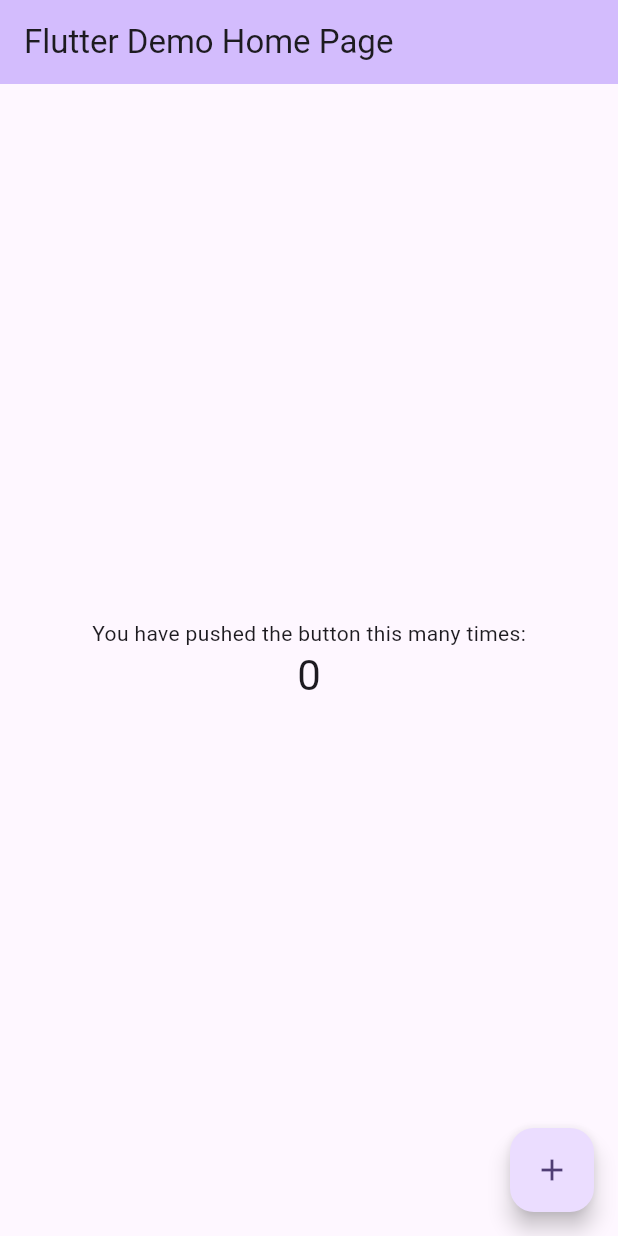
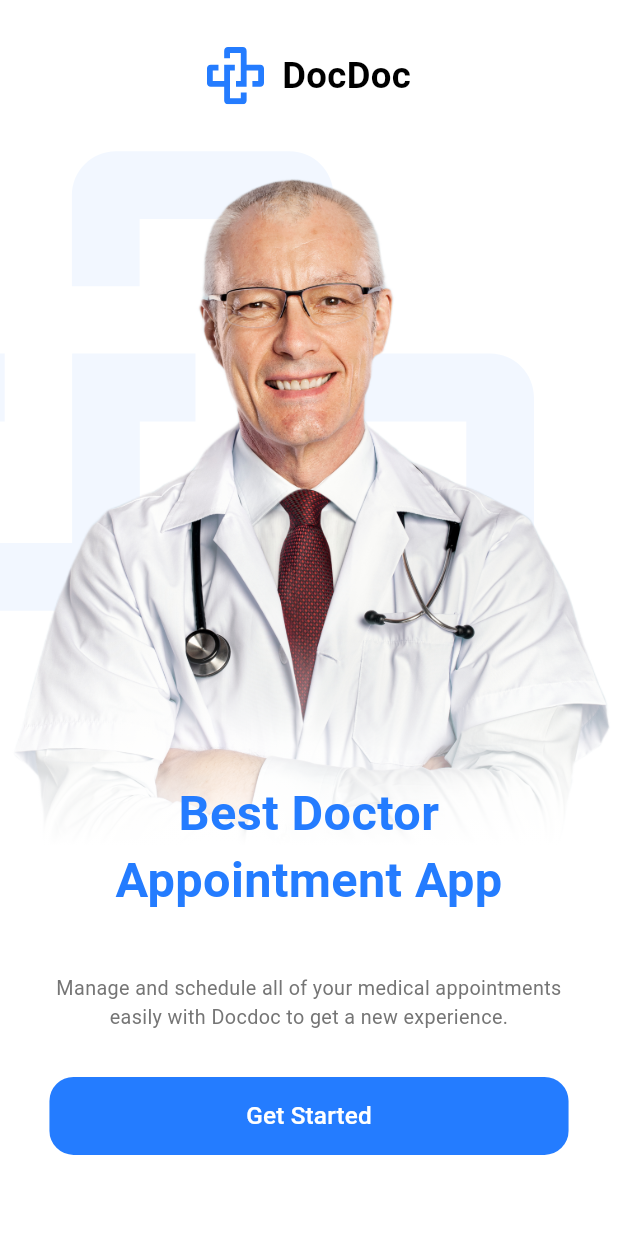
Before and after one commit to mohsen1907/flutter_advanced_reference, a Flutter app: the screen it shows after launch, on a phone screen of 412 x 824 dp. Run offline on Flutter 3.47's test engine with Material 3 defaults, Android fonts, the phone set to English and light mode, and no system bars; our stand-ins replace flutter_screenutil, flutter_svg.

Commit message:
-added images and svgs folders for assets. -added flutter_svg & added flutter_screenutil. -made a file for doc app client. -added Navigation extension. -added routing folder that contains router class and router file. -added colors and text styles. -added onboarding screen.

```diff
--- /dev/null
+++ b/lib/core/helpers/extensions.dart
@@ -0,0 +1,17 @@
+import 'package:flutter/material.dart';
+
+extension Navigation on BuildContext {
+  void navigateTo(String routeName) {
+    Navigator.of(this).pushNamed(routeName);
+  }
+  void navigateToAndRemoveUntil(String routeName) {
+    Navigator.of(this).pushNamedAndRemoveUntil(routeName, (route) => false);
+  }
+  void navigateToAndReplace(String routeName) {
+    Navigator.of(this).pushReplacementNamed(routeName);
+  }
+  void pop () => Navigator.of(this).pop();
+
+
+
+}
--- /dev/null
+++ b/lib/core/routing/app_router.dart
@@ -0,0 +1,22 @@
+import 'package:flutter/material.dart';
+import 'package:flutter_advanced_reference/core/routing/routes.dart';
+
+import '../../features/login/ui/login_screen.dart';
+import '../../features/onboarding/onboarding_screen.dart';
+
+class AppRouter{
+  Route generateRoute(RouteSettings settings){
+    switch(settings.name){
+      case Routes.onBoardingScreen:
+        return MaterialPageRoute(builder: (_) =>  const OnBoardingScreen());
+      case Routes.loginScreen:
+        return MaterialPageRoute(builder: (_) => const LoginScreen());
+      default:
+        return MaterialPageRoute(builder: (_) => Scaffold(
+          body: Center(
+            child: Text('No route defined for ${settings.name}'),
+          ),
+        ));
+    }
+  }
+}
--- /dev/null
+++ b/lib/core/routing/routes.dart
@@ -0,0 +1,4 @@
+class Routes {
+  static const String onBoardingScreen = '/onBoardingScreen';
+  static const String loginScreen = '/loginScreen';
+}
--- /dev/null
+++ b/lib/core/theming/colors.dart
@@ -0,0 +1,11 @@
+
+
+import 'package:flutter/material.dart';
+
+class ColorsManager {
+  static const Color mainBlue = Color(0xFF247CFF);
+  static const Color grey = Color(0xFF757575);
+
+
+
+}
--- /dev/null
+++ b/lib/core/theming/styles.dart
@@ -0,0 +1,28 @@
+ import 'package:flutter/material.dart';
+import 'package:flutter_advanced_reference/core/theming/colors.dart';
+import 'package:flutter_screenutil/flutter_screenutil.dart';
+
+class TextStyles{
+  static  TextStyle font24BlackBold = TextStyle(
+    fontSize: 24.sp,
+    color: Colors.black,
+    fontWeight: FontWeight.bold
+  );
+  static TextStyle font32BlueBold = TextStyle(
+    fontSize: 32.sp,
+    color: ColorsManager.mainBlue,
+    fontWeight: FontWeight.bold
+  );
+  static TextStyle font13GreyRegular = TextStyle(
+    fontSize: 13.sp,
+    color: ColorsManager.grey,
+    fontWeight: FontWeight.normal
+  );
+
+  static TextStyle font16WhiteSemiBold = TextStyle(
+    fontSize: 16.sp,
+    color: Colors.white,
+    fontWeight: FontWeight.w500
+  );
+
+ }
--- /dev/null
+++ b/lib/doc_app.dart
@@ -0,0 +1,30 @@
+import 'package:flutter/material.dart';
+import 'package:flutter_advanced_reference/core/routing/app_router.dart';
+import 'package:flutter_advanced_reference/core/theming/colors.dart';
+import 'package:flutter_screenutil/flutter_screenutil.dart';
+
+import 'core/routing/routes.dart';
+
+class DocApp extends StatelessWidget {
+  final AppRouter appRouter;
+  const DocApp({super.key, required this.appRouter});
+
+  @override
+  Widget build(BuildContext context) {
+
+    return ScreenUtilInit(
+      designSize: const Size(375, 812),
+      minTextAdapt: true,
+      child: MaterialApp(
+        title: 'Doc App',
+        debugShowCheckedModeBanner: false,
+        theme: ThemeData(
+          primaryColor: ColorsManager.mainBlue,
+          scaffoldBackgroundColor: Colors.white
+        ),
+        onGenerateRoute: appRouter.generateRoute,
+        initialRoute: Routes.onBoardingScreen,
+      ),
+    );
+  }
+}
--- /dev/null
+++ b/lib/features/login/ui/login_screen.dart
@@ -0,0 +1,10 @@
+import 'package:flutter/material.dart';
+
+class LoginScreen extends StatelessWidget {
+  const LoginScreen({super.key});
+
+  @override
+  Widget build(BuildContext context) {
+    return const Placeholder();
+  }
+}
--- /dev/null
+++ b/lib/features/onboarding/onboarding_screen.dart
@@ -0,0 +1,44 @@
+import 'package:flutter/material.dart';
+import 'package:flutter_advanced_reference/features/onboarding/widgets/doc_image_and_text.dart';
+import 'package:flutter_advanced_reference/features/onboarding/widgets/doc_logo_and_name.dart';
+import 'package:flutter_advanced_reference/features/onboarding/widgets/get_started_buttton.dart';
+import 'package:flutter_screenutil/flutter_screenutil.dart';
+
+import '../../core/theming/styles.dart';
+
+class OnBoardingScreen extends StatelessWidget {
+  const OnBoardingScreen({super.key});
+  @override
+  Widget build(BuildContext context) {
+    return Scaffold(
+      body: SafeArea(
+        child: SingleChildScrollView(
+          child: Padding(
+            padding:  EdgeInsets.only(top: 30.h,bottom: 30.h),
+            child: Column(
+              children: [
+                const DocLogoAndName(),
+                SizedBox(height: 30.h,),
+                const DoctorImageAndText(),
+                SizedBox(height: 10.h,),
+                Padding(
+                  padding: EdgeInsets.symmetric(horizontal: 30.w),
+                  child: Column(children: [
+                    Text("Manage and schedule all of your medical appointments easily with Docdoc to get a new experience.",
+                    style: TextStyles.font13GreyRegular,
+                    textAlign: TextAlign.center,
+                    ),
+                    SizedBox(height: 30.h,),
+                    const GetStartedButton(),
+                  ],),
+                )
+
+
+              ],
+            ),
+          ),
+        )
+      )
+    );
+  }
+}
--- /dev/null
+++ b/lib/features/onboarding/widgets/doc_image_and_text.dart
@@ -0,0 +1,43 @@
+import 'package:flutter/material.dart';
+import 'package:flutter_svg/flutter_svg.dart';
+
+import '../../../core/theming/styles.dart';
+
+class DoctorImageAndText extends StatelessWidget {
+  const DoctorImageAndText({super.key});
+
+  @override
+  Widget build(BuildContext context) {
+    return Stack(
+      children:[
+      SvgPicture.asset("assets/svgs/docdoc_logo_low_opacity.svg"),
+      Container(
+        foregroundDecoration: BoxDecoration(
+          gradient: LinearGradient(
+            begin: Alignment.bottomCenter,
+            end: Alignment.topCenter,
+            colors: [
+              Colors.white,
+              Colors.white.withOpacity(0.0),
+            ],
+            stops: const [0.14, 0.4],
+          ),
+        ),
+        child:Image.asset("assets/images/onboarding_doctor.png"),
+      ),
+      Positioned(
+        bottom: 30,
+          left: 0,
+          right: 0,
+          child: Text(
+        "Best Doctor\nAppointment App",
+        style: TextStyles.font32BlueBold.copyWith(
+          height: 1.4
+        ),
+        textAlign: TextAlign.center,
+      ))
+
+      ]
+    );
+  }
+}
--- /dev/null
+++ b/lib/features/onboarding/widgets/doc_logo_and_name.dart
@@ -0,0 +1,24 @@
+import 'package:flutter/material.dart';
+import 'package:flutter_screenutil/flutter_screenutil.dart';
+import 'package:flutter_svg/flutter_svg.dart';
+
+import '../../../core/theming/styles.dart';
+
+class DocLogoAndName extends StatelessWidget {
+  const DocLogoAndName({super.key});
+
+  @override
+  Widget build(BuildContext context) {
+    return Row(
+      mainAxisAlignment: MainAxisAlignment.center,
+      children: [
+        SvgPicture.asset("assets/svgs/docdoc_logo.svg"),
+        SizedBox(width: 10.w),
+        Text(
+          'DocDoc',
+          style: TextStyles.font24BlackBold,
+        ),
+      ],
+    );
+  }
+}
--- /dev/null
+++ b/lib/features/onboarding/widgets/get_started_buttton.dart
@@ -0,0 +1,29 @@
+import 'package:flutter/material.dart';
+import 'package:flutter_advanced_reference/core/helpers/extensions.dart';
+import 'package:flutter_advanced_reference/core/routing/routes.dart';
+import 'package:flutter_advanced_reference/core/theming/colors.dart';
+
+import '../../../core/theming/styles.dart';
+
+class GetStartedButton extends StatelessWidget {
+  const GetStartedButton({super.key});
+
+  @override
+  Widget build(BuildContext context) {
+    return TextButton(
+      style: ButtonStyle(
+        backgroundColor: MaterialStateProperty.all(ColorsManager.mainBlue),
+        tapTargetSize: MaterialTapTargetSize.shrinkWrap,
+        minimumSize: MaterialStateProperty.all(const Size(double.infinity, 52)),
+        shape: MaterialStateProperty.all(
+          RoundedRectangleBorder(
+            borderRadius: BorderRadius.circular(16),
+          ),
+        ),
+
+      ),
+        onPressed: (){
+        context.navigateTo(Routes.loginScreen);
+    }, child:  Text("Get Started",style: TextStyles.font16WhiteSemiBold));
+  }
+}
--- a/lib/main.dart
+++ b/lib/main.dart
@@ -1,125 +1,10 @@
 import 'package:flutter/material.dart';
+import 'package:flutter_advanced_reference/doc_app.dart';
+
+import 'core/routing/app_router.dart';
 
 void main() {
-  runApp(const MyApp());
+  runApp(DocApp(
+    appRouter: AppRouter(),
+  ));
 }
-
-class MyApp extends StatelessWidget {
-  const MyApp({super.key});
-
-  // This widget is the root of your application.
-  @override
-  Widget build(BuildContext context) {
-    return MaterialApp(
-      title: 'Flutter Demo',
-      theme: ThemeData(
-        // This is the theme of your application.
-        //
-        // TRY THIS: Try running your application with "flutter run". You'll see
-        // the application has a blue toolbar. Then, without quitting the app,
-        // try changing the seedColor in the colorScheme below to Colors.green
-        // and then invoke "hot reload" (save your changes or press the "hot
-        // reload" button in a Flutter-supported IDE, or press "r" if you used
-        // the command line to start the app).
-        //
-        // Notice that the counter didn't reset back to zero; the application
-        // state is not lost during the reload. To reset the state, use hot
-        // restart instead.
-        //
-        // This works for code too, not just values: Most code changes can be
-        // tested with just a hot reload.
-        colorScheme: ColorScheme.fromSeed(seedColor: Colors.deepPurple),
-        useMaterial3: true,
-      ),
-      home: const MyHomePage(title: 'Flutter Demo Home Page'),
-    );
-  }
-}
-
-class MyHomePage extends StatefulWidget {
-  const MyHomePage({super.key, required this.title});
-
-  // This widget is the home page of your application. It is stateful, meaning
-  // that it has a State object (defined below) that contains fields that affect
-  // how it looks.
-
-  // This class is the configuration for the state. It holds the values (in this
-  // case the title) provided by the parent (in this case the App widget) and
-  // used by the build method of the State. Fields in a Widget subclass are
-  // always marked "final".
-
-  final String title;
-
-  @override
-  State<MyHomePage> createState() => _MyHomePageState();
-}
-
-class _MyHomePageState extends State<MyHomePage> {
-  int _counter = 0;
-
-  void _incrementCounter() {
-    setState(() {
-      // This call to setState tells the Flutter framework that something has
-      // changed in this State, which causes it to rerun the build method below
-      // so that the display can reflect the updated values. If we changed
-      // _counter without calling setState(), then the build method would not be
-      // called again, and so nothing would appear to happen.
-      _counter++;
-    });
-  }
-
-  @override
-  Widget build(BuildContext context) {
-    // This method is rerun every time setState is called, for instance as done
-    // by the _incrementCounter method above.
-    //
-    // The Flutter framework has been optimized to make rerunning build methods
-    // fast, so that you can just rebuild anything that needs updating rather
-    // than having to individually change instances of widgets.
-    return Scaffold(
-      appBar: AppBar(
-        // TRY THIS: Try changing the color here to a specific color (to
-        // Colors.amber, perhaps?) and trigger a hot reload to see the AppBar
-        // change color while the other colors stay the same.
-        backgroundColor: Theme.of(context).colorScheme.inversePrimary,
-        // Here we take the value from the MyHomePage object that was created by
-        // the App.build method, and use it to set our appbar title.
-        title: Text(widget.title),
-      ),
-      body: Center(
-        // Center is a layout widget. It takes a single child and positions it
-        // in the middle of the parent.
-        child: Column(
-          // Column is also a layout widget. It takes a list of children and
-          // arranges them vertically. By default, it sizes itself to fit its
-          // children horizontally, and tries to be as tall as its parent.
-          //
-          // Column has various properties to control how it sizes itself and
-          // how it positions its children. Here we use mainAxisAlignment to
-          // center the children vertically; the main axis here is the vertical
-          // axis because Columns are vertical (the cross axis would be
-          // horizontal).
-          //
-          // TRY THIS: Invoke "debug painting" (choose the "Toggle Debug Paint"
-          // action in the IDE, or press "p" in the console), to see the
-          // wireframe for each widget.
-          mainAxisAlignment: MainAxisAlignment.center,
-          children: <Widget>[
-            const Text(
-              'You have pushed the button this many times:',
-            ),
-            Text(
-              '$_counter',
-              style: Theme.of(context).textTheme.headlineMedium,
-            ),
-          ],
-        ),
-      ),
-      floatingActionButton: FloatingActionButton(
-        onPressed: _incrementCounter,
-        tooltip: 'Increment',
-        child: const Icon(Icons.add),
-      ), // This trailing comma makes auto-formatting nicer for build methods.
-    );
-  }
-}
```
Also changed, not shown: pubspec.yaml (+34 -65 lines), assets/images/onboarding_doctor.png (added), assets/svgs/docdoc_logo.svg (added), assets/svgs/docdoc_logo_low_opacity.svg (added), pubspec.lock, 4 other files.
